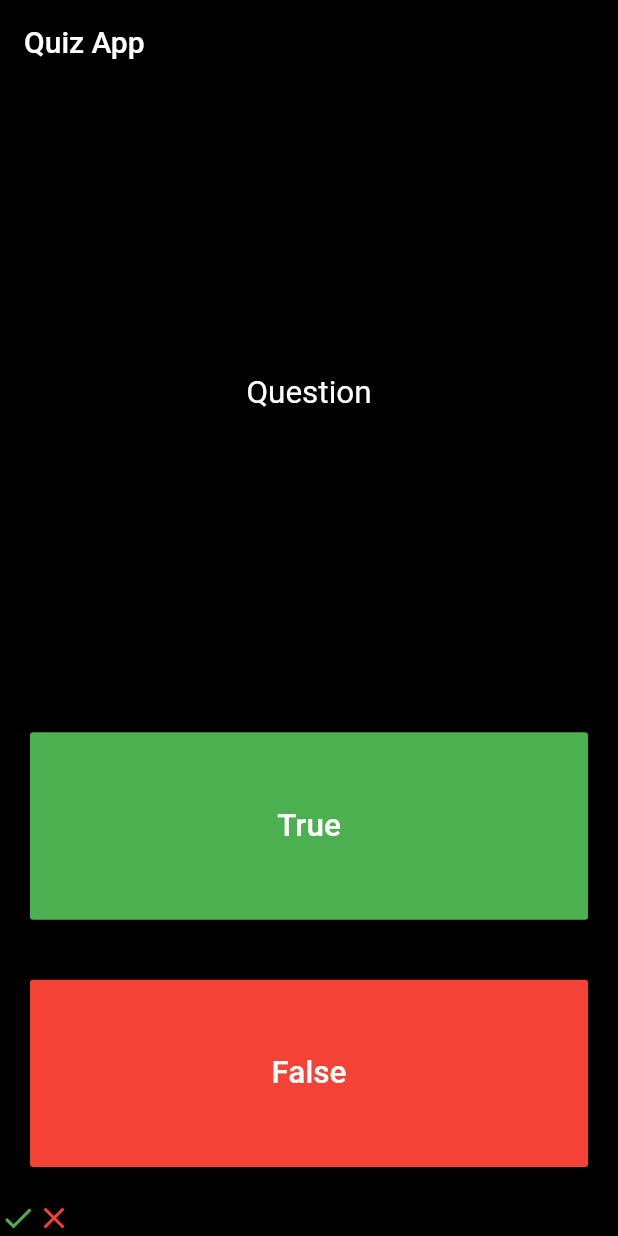
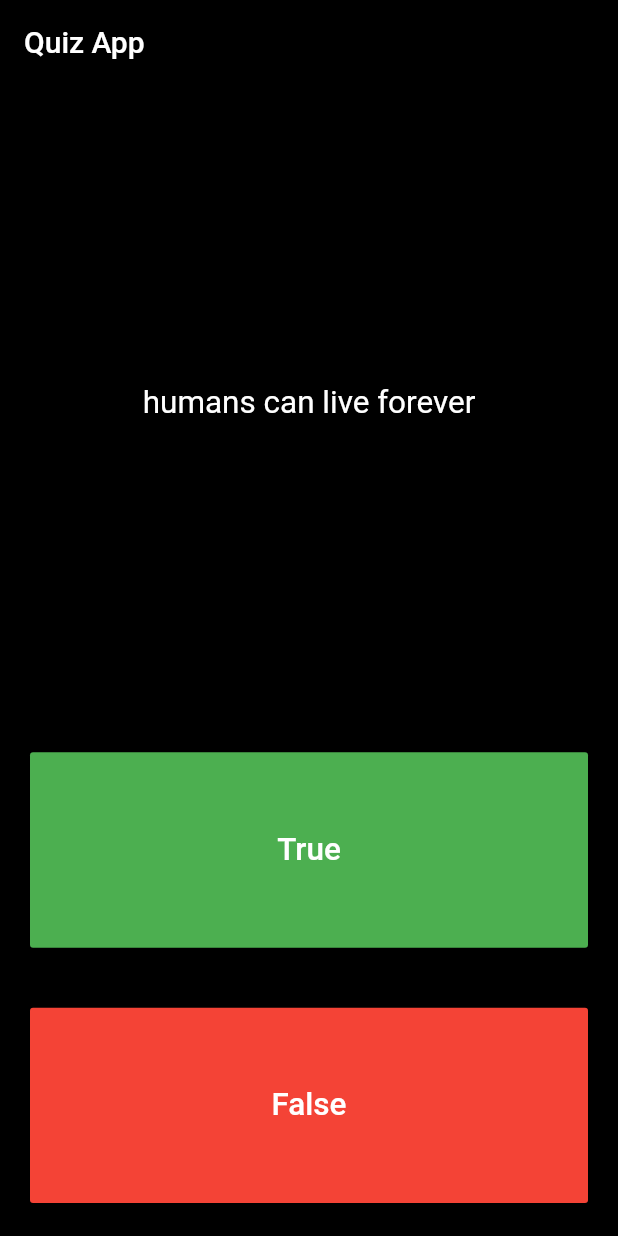
Before and after one commit to SheryarHK/Quiz_application, a Flutter app: the screen it shows after launch, after a tap on "True", after a tap on "False", on a phone screen of 412 x 824 dp. Run offline on Flutter 3.47's test engine with Material 2 defaults, Android fonts, the phone set to English and light mode, and no system bars.

Commit message:
Made a seperate Question class. Making it easier to Debug.

```diff
--- a/lib/main.dart
+++ b/lib/main.dart
@@ -1,4 +1,5 @@
 import 'package:flutter/material.dart';
+import 'question_brain.dart';
 
 void main() {
   return runApp(MaterialApp(
@@ -18,7 +19,17 @@ void main() {
   ));
 }
 
-List<Widget> answers = [];
+List<Icon> result = [];
+
+List<Questions> question_bank = [
+  Questions('Stars are countable', false),
+  Questions('Cows can fly', false),
+  Questions('humans can live forever', false),
+  Questions('Cars can fly', false),
+  Questions('we only live once', false),
+  Questions('iPhones are the best', true),
+  Questions('Ps4 is greatest', true),
+];
 
 class Body extends StatefulWidget {
   @override
@@ -26,6 +37,7 @@ class Body extends StatefulWidget {
 }
 
 class _BodyState extends State<Body> {
+  int i = 0;
   @override
   Widget build(BuildContext context) {
     return Center(
@@ -36,7 +48,7 @@ class _BodyState extends State<Body> {
             flex: 5,
             child: Center(
               child: Text(
-                'Question',
+                question_bank[i].questionText,
                 style: TextStyle(
                   fontSize: 21,
                   color: Colors.white,
@@ -50,11 +62,15 @@ class _BodyState extends State<Body> {
               padding: const EdgeInsets.all(20.0),
               child: FlatButton(
                 onPressed: () {
+                  bool userPressed = true;
+                  if (question_bank[i].questionAnswer == userPressed) {
+                    print('correct');
+                  } else {
+                    print('Wrong');
+                  }
+
                   setState(() {
-                    answers.add(Icon(
-                      Icons.check,
-                      color: Colors.green,
-                    ));
+                    i = i + 1;
                   });
                 },
                 child: Text(
@@ -74,11 +90,14 @@ class _BodyState extends State<Body> {
               padding: const EdgeInsets.all(20.0),
               child: FlatButton(
                 onPressed: () {
+                  bool userPressed = true;
+                  if (question_bank[i].questionAnswer == userPressed) {
+                    print('Wrong');
+                  } else {
+                    print('correct');
+                  }
                   setState(() {
-                    answers.add(Icon(
-                      Icons.close,
-                      color: Colors.red,
-                    ));
+                    i = i + 1;
                   });
                 },
                 child: Text(
@@ -96,7 +115,7 @@ class _BodyState extends State<Body> {
             height: 2,
           ),
           Row(
-            children: answers,
+            children: result,
           )
         ],
       ),
--- /dev/null
+++ b/lib/question_brain.dart
@@ -0,0 +1,9 @@
+class Questions {
+  String questionText;
+  bool questionAnswer;
+
+  Questions(String q, bool qa) {
+    questionText = q;
+    questionAnswer = qa;
+  }
+}
```
